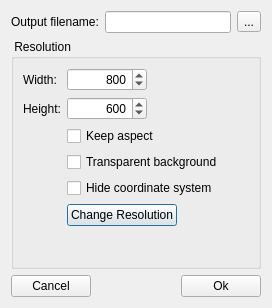
Above: OpenFlipper/widgets/snapshotDialog/SnapshotDialog.ui from ShenRen/OpenFlipper before the change. Below: the same form after it.
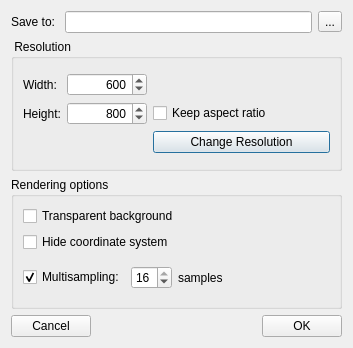
That is the form after the change.

Commit message: Extended the snapshot dialog to allow setting the level of multisampling Fixed small bug in menu bar (orthogonal/perspective projection option) Renaming to diversify between examiner and viewer snapshot functions; this is also reflected in the menu

Patch:
```diff
--- a/OpenFlipper/widgets/snapshotDialog/SnapshotDialog.ui
+++ b/OpenFlipper/widgets/snapshotDialog/SnapshotDialog.ui
@@ -9,8 +9,8 @@
    <rect>
     <x>0</x>
     <y>0</y>
-    <width>272</width>
-    <height>308</height>
+    <width>353</width>
+    <height>348</height>
    </rect>
   </property>
   <property name="windowTitle">
@@ -22,7 +22,7 @@
      <item>
       <widget class="QLabel" name="label">
        <property name="text">
-        <string>Output filename:</string>
+        <string>Save to: </string>
        </property>
       </widget>
      </item>
@@ -47,17 +47,9 @@
      <property name="title">
       <string> Resolution </string>
      </property>
-     <layout class="QFormLayout" name="formLayout">
-      <property name="fieldGrowthPolicy">
-       <enum>QFormLayout::ExpandingFieldsGrow</enum>
-      </property>
-      <item row="2" column="0">
-       <widget class="QLabel" name="label_3">
-        <property name="text">
-         <string>Width:</string>
-        </property>
-       </widget>
-      </item>
+     <layout class="QVBoxLayout" name="verticalLayout_5">
+      <item>
+       <layout class="QGridLayout" name="gridLayout_3">
       <item row="2" column="1">
        <widget class="QSpinBox" name="snapWidth">
         <property name="sizePolicy">
@@ -86,14 +78,21 @@
         </property>
        </widget>
       </item>
-      <item row="4" column="0">
+        <item row="2" column="0">
        <widget class="QLabel" name="label_4">
         <property name="text">
          <string>Height:</string>
         </property>
        </widget>
       </item>
-      <item row="4" column="1">
+        <item row="1" column="0">
+         <widget class="QLabel" name="label_3">
+          <property name="text">
+           <string>Width:</string>
+          </property>
+         </widget>
+        </item>
+        <item row="1" column="1">
        <widget class="QSpinBox" name="snapHeight">
         <property name="minimumSize">
          <size>
@@ -115,34 +114,105 @@
         </property>
        </widget>
       </item>
-      <item row="8" column="1">
+        <item row="1" column="2">
+         <spacer name="horizontalSpacer_2">
+          <property name="orientation">
+           <enum>Qt::Horizontal</enum>
+          </property>
+          <property name="sizeHint" stdset="0">
+           <size>
+            <width>40</width>
+            <height>20</height>
+           </size>
+          </property>
+         </spacer>
+        </item>
+        <item row="3" column="2">
        <widget class="QPushButton" name="resButton">
         <property name="text">
          <string>Change Resolution</string>
         </property>
        </widget>
       </item>
-      <item row="5" column="1">
+        <item row="2" column="2">
        <widget class="QCheckBox" name="keepAspect">
         <property name="text">
-         <string>Keep aspect</string>
+           <string>Keep aspect ratio</string>
         </property>
        </widget>
       </item>
-      <item row="6" column="1">
+       </layout>
+      </item>
+     </layout>
+    </widget>
+   </item>
+   <item>
+    <widget class="QGroupBox" name="groupBox">
+     <property name="title">
+      <string>Rendering options</string>
+     </property>
+     <layout class="QVBoxLayout" name="verticalLayout_6">
+      <item>
        <widget class="QCheckBox" name="transparent">
         <property name="text">
          <string>Transparent background</string>
         </property>
        </widget>
       </item>
-      <item row="7" column="1">
+      <item>
        <widget class="QCheckBox" name="hideCoordsys">
         <property name="text">
          <string>Hide coordinate system</string>
         </property>
        </widget>
       </item>
+      <item>
+       <layout class="QHBoxLayout" name="horizontalLayout_6">
+        <item>
+         <widget class="QCheckBox" name="multisampling">
+          <property name="text">
+           <string>Multisampling:</string>
+          </property>
+          <property name="checked">
+           <bool>true</bool>
+          </property>
+         </widget>
+        </item>
+        <item>
+         <widget class="QSpinBox" name="num_samples">
+          <property name="minimum">
+           <number>2</number>
+          </property>
+          <property name="maximum">
+           <number>16</number>
+          </property>
+          <property name="value">
+           <number>16</number>
+          </property>
+         </widget>
+        </item>
+        <item>
+         <widget class="QLabel" name="label_2">
+          <property name="text">
+           <string>samples</string>
+          </property>
+         </widget>
+        </item>
+        <item>
+         <spacer name="horizontalSpacer_3">
+          <property name="orientation">
+           <enum>Qt::Horizontal</enum>
+          </property>
+          <property name="sizeHint" stdset="0">
+           <size>
+            <width>40</width>
+            <height>20</height>
+           </size>
+          </property>
+         </spacer>
+        </item>
+       </layout>
+      </item>
      </layout>
     </widget>
    </item>
@@ -171,7 +241,7 @@
      <item>
       <widget class="QPushButton" name="okButton">
        <property name="text">
-        <string>Ok</string>
+        <string>OK</string>
        </property>
       </widget>
      </item>
```
Lines whose indentation alone changed are shown as unchanged. The commit also changes 6 other files.
